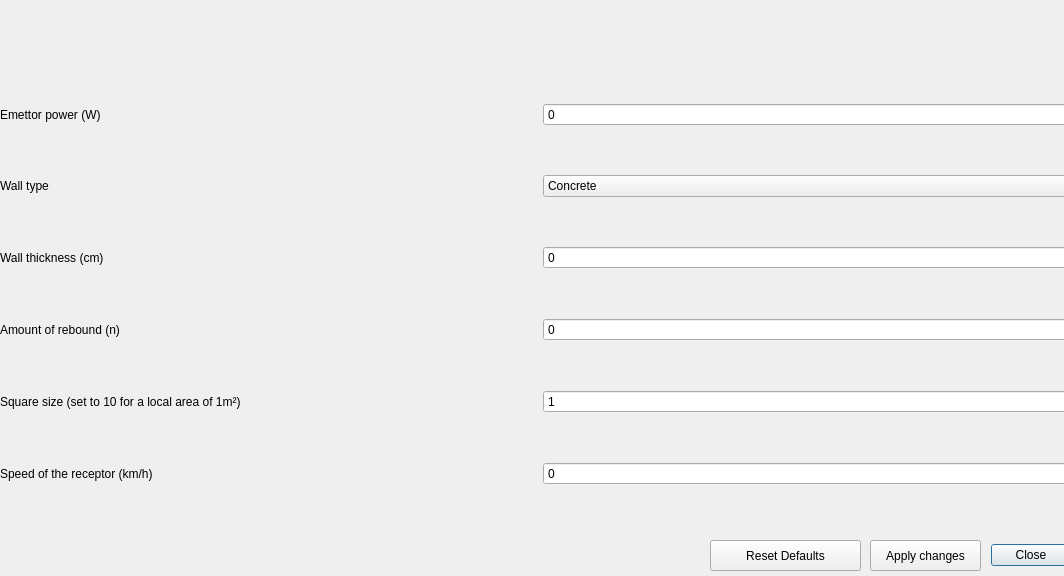
amatepl/RayTracing2019, file CanyonModel/settings.ui: the form before one commit.
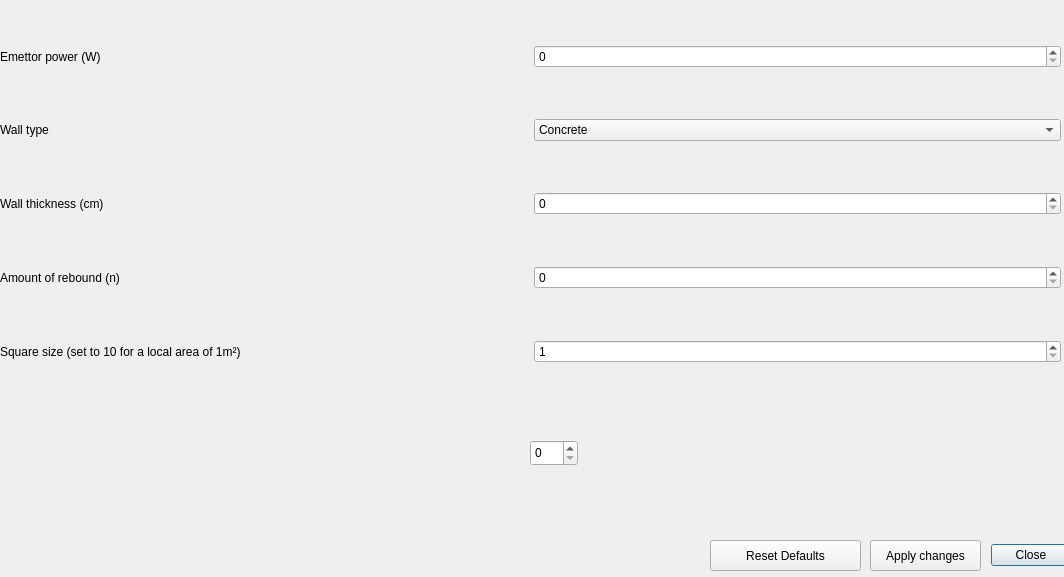
The form after the commit.

Commit message: Problem with spinBox

The edit to the form file:
```diff
--- a/CanyonModel/settings.ui
+++ b/CanyonModel/settings.ui
@@ -7,7 +7,7 @@
     <x>0</x>
     <y>0</y>
     <width>1064</width>
-    <height>576</height>
+    <height>577</height>
    </rect>
   </property>
   <property name="windowTitle">
@@ -33,9 +33,9 @@
    <property name="geometry">
     <rect>
      <x>0</x>
-     <y>60</y>
-     <width>1081</width>
-     <height>471</height>
+     <y>0</y>
+     <width>1061</width>
+     <height>411</height>
     </rect>
    </property>
    <layout class="QGridLayout" name="gridLayout">
@@ -127,22 +127,6 @@
       </property>
      </widget>
     </item>
-    <item row="7" column="1">
-     <widget class="QLabel" name="label_5">
-      <property name="maximumSize">
-       <size>
-        <width>537</width>
-        <height>26</height>
-       </size>
-      </property>
-      <property name="text">
-       <string>Speed of the receptor (km/h)</string>
-      </property>
-     </widget>
-    </item>
-    <item row="7" column="2">
-     <widget class="QSpinBox" name="speedSpin"/>
-    </item>
    </layout>
   </widget>
   <widget class="QPushButton" name="resetDefaultsButton">
@@ -171,6 +155,16 @@
     <string>Apply changes</string>
    </property>
   </widget>
+  <widget class="QSpinBox" name="spinBox">
+   <property name="geometry">
+    <rect>
+     <x>530</x>
+     <y>440</y>
+     <width>48</width>
+     <height>26</height>
+    </rect>
+   </property>
+  </widget>
  </widget>
  <resources/>
  <connections>
```
Left out of the diff: 62 changed lines with no effect on the pictures. The commit also changes 9 other files.
